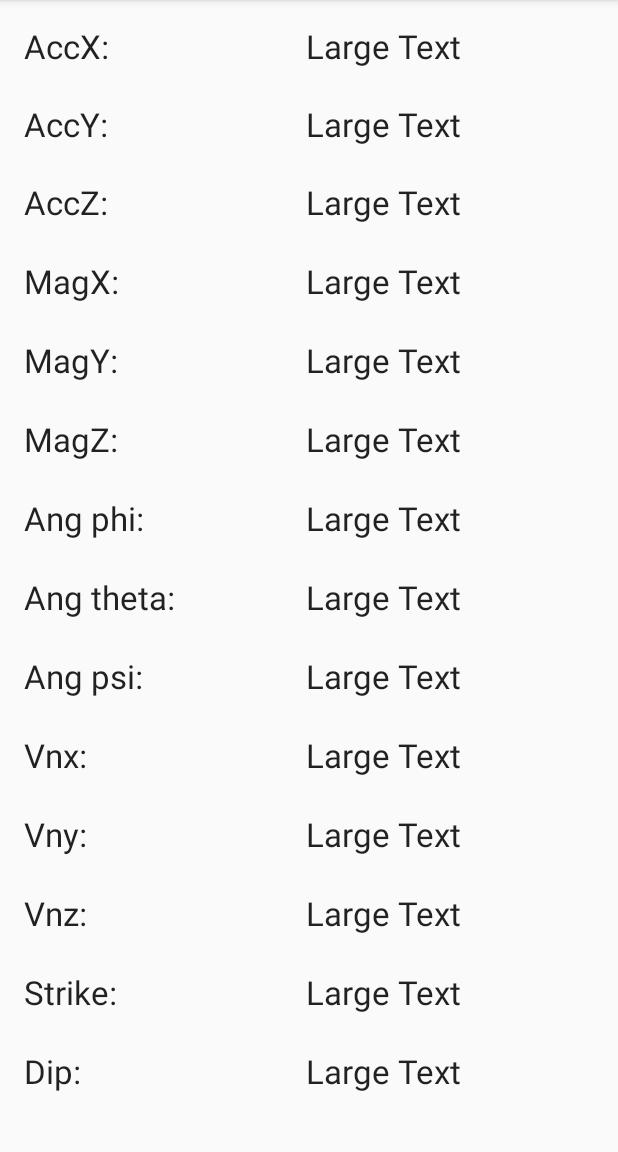
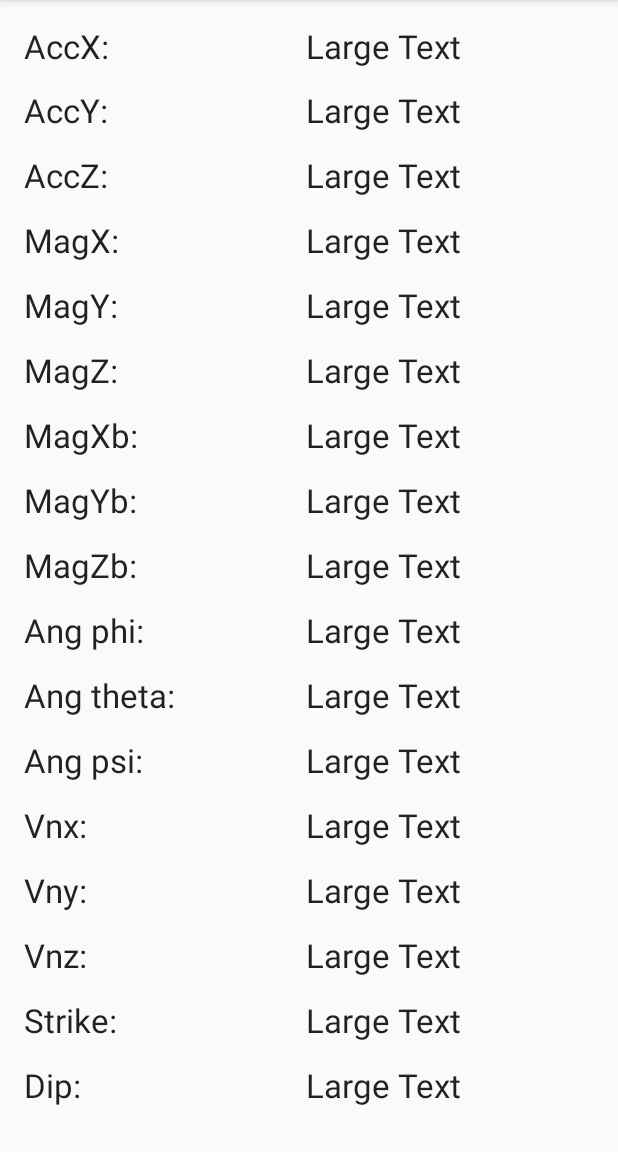
Before and after one commit to sudliu/GeologicalInspector, an Android app: the screen it shows after launch (MainActivity), on a phone screen of 412 x 824 dp, the part 84-1236 px from its top. Run offline under Robolectric (Android 15) with nearby library versions, the phone set to English and light mode, and no system bars.

Commit message:
added formula

```diff
--- a/app/src/main/res/layout/activity_main.xml
+++ b/app/src/main/res/layout/activity_main.xml
@@ -66,6 +66,30 @@
                 android:layout_height="wrap_content"
                 android:textAppearance="?android:attr/textAppearanceLarge"
                 android:text="MagZ:"
+                android:id="@+id/textView25"
+                android:layout_weight="0.5" />
+
+            <TextView
+                android:layout_width="wrap_content"
+                android:layout_height="wrap_content"
+                android:textAppearance="?android:attr/textAppearanceLarge"
+                android:text="MagXb:"
+                android:id="@+id/textView27"
+                android:layout_weight="0.5" />
+
+            <TextView
+                android:layout_width="wrap_content"
+                android:layout_height="wrap_content"
+                android:textAppearance="?android:attr/textAppearanceLarge"
+                android:text="MagYb:"
+                android:id="@+id/textView26"
+                android:layout_weight="0.5" />
+
+            <TextView
+                android:layout_width="wrap_content"
+                android:layout_height="wrap_content"
+                android:textAppearance="?android:attr/textAppearanceLarge"
+                android:text="MagZb:"
                 android:id="@+id/textView25"
                 android:layout_weight="0.5" />
 
@@ -194,6 +218,30 @@
                 android:layout_height="wrap_content"
                 android:textAppearance="?android:attr/textAppearanceLarge"
                 android:text="Large Text"
+                android:id="@+id/textView_v_magxb"
+                android:layout_weight="0.5" />
+
+            <TextView
+                android:layout_width="wrap_content"
+                android:layout_height="wrap_content"
+                android:textAppearance="?android:attr/textAppearanceLarge"
+                android:text="Large Text"
+                android:id="@+id/textView_v_magyb"
+                android:layout_weight="0.5" />
+
+            <TextView
+                android:layout_width="wrap_content"
+                android:layout_height="wrap_content"
+                android:textAppearance="?android:attr/textAppearanceLarge"
+                android:text="Large Text"
+                android:id="@+id/textView_v_magzb"
+                android:layout_weight="0.5" />
+
+            <TextView
+                android:layout_width="wrap_content"
+                android:layout_height="wrap_content"
+                android:textAppearance="?android:attr/textAppearanceLarge"
+                android:text="Large Text"
                 android:id="@+id/textView_v_angf"
                 android:layout_weight="0.5" />
 
--- a/build.gradle
+++ b/build.gradle
@@ -5,7 +5,7 @@ buildscript {
         jcenter()
     }
     dependencies {
-        classpath 'com.android.tools.build:gradle:2.1.2'
+        classpath 'com.android.tools.build:gradle:2.1.3'
 
         // NOTE: Do not place your application dependencies here; they belong
         // in the individual module build.gradle files
```
Also changed, not shown: app/build.gradle (+6 -5 lines), app/src/main/java/nz/edison/android/geologicalinspector/MainActivity.java (+78 -4 lines), gradle/wrapper/gradle-wrapper.properties.
